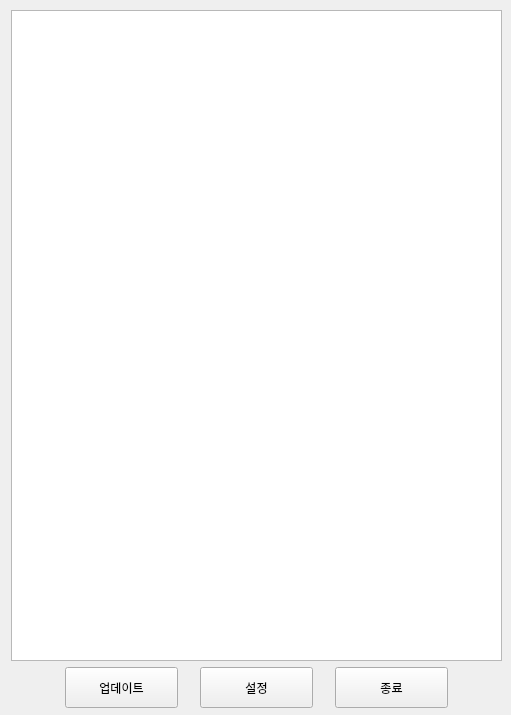
First picture: the form in ui/main.ui, repository ZETA-A/festival_program-master, before the edit.
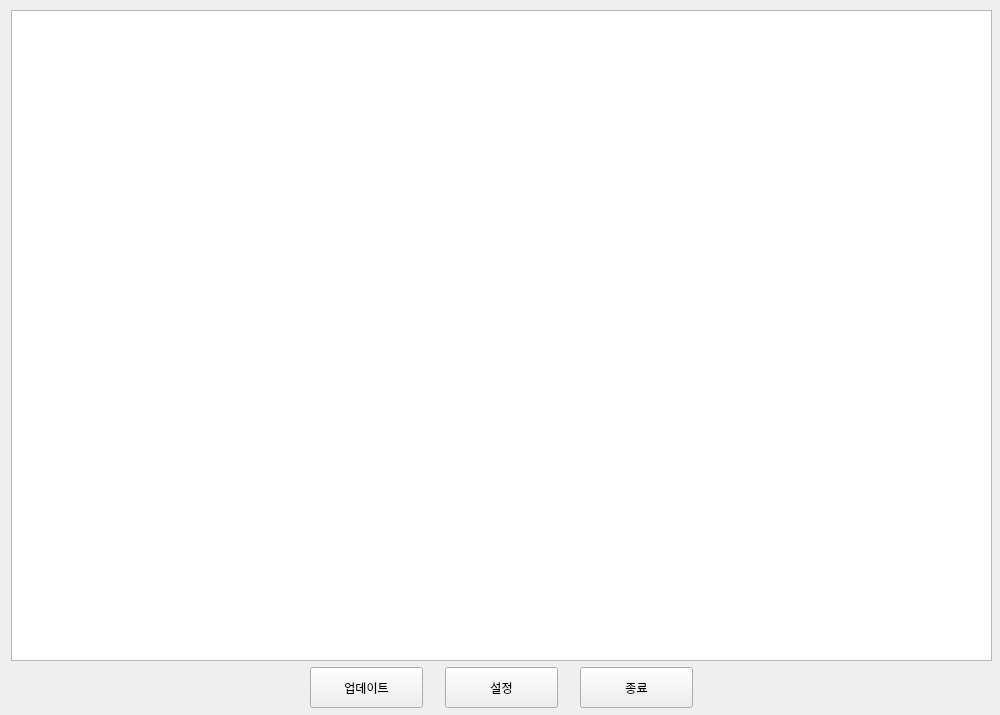
Second picture: the form after the edit.

```diff
--- a/ui/main.ui
+++ b/ui/main.ui
@@ -6,19 +6,19 @@
    <rect>
     <x>0</x>
     <y>0</y>
-    <width>511</width>
+    <width>1000</width>
     <height>715</height>
    </rect>
   </property>
   <property name="minimumSize">
    <size>
-    <width>511</width>
+    <width>1000</width>
     <height>715</height>
    </size>
   </property>
   <property name="maximumSize">
    <size>
-    <width>511</width>
+    <width>1000</width>
     <height>715</height>
    </size>
   </property>
@@ -33,7 +33,7 @@
   <widget class="QPushButton" name="closeBtn">
    <property name="geometry">
     <rect>
-     <x>335</x>
+     <x>580</x>
      <y>667</y>
      <width>113</width>
      <height>41</height>
@@ -46,7 +46,7 @@
   <widget class="QPushButton" name="settingBtn">
    <property name="geometry">
     <rect>
-     <x>200</x>
+     <x>445</x>
      <y>667</y>
      <width>113</width>
      <height>41</height>
@@ -59,7 +59,7 @@
   <widget class="QPushButton" name="updateBtn">
    <property name="geometry">
     <rect>
-     <x>65</x>
+     <x>310</x>
      <y>667</y>
      <width>113</width>
      <height>41</height>
@@ -74,7 +74,7 @@
     <rect>
      <x>11</x>
      <y>10</y>
-     <width>491</width>
+     <width>981</width>
      <height>651</height>
     </rect>
    </property>
```
